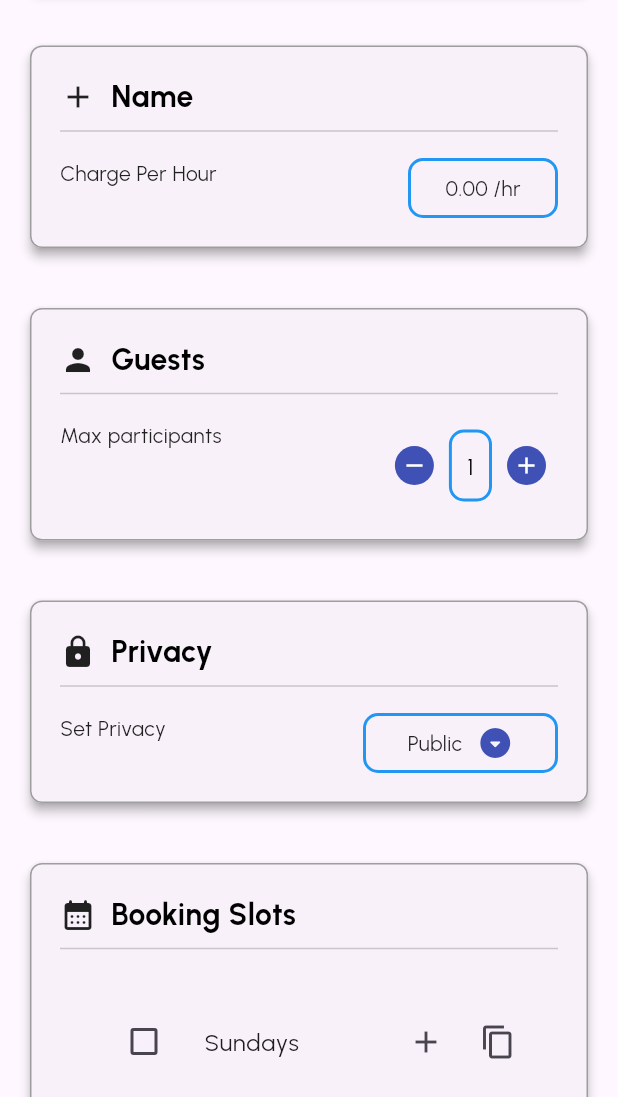
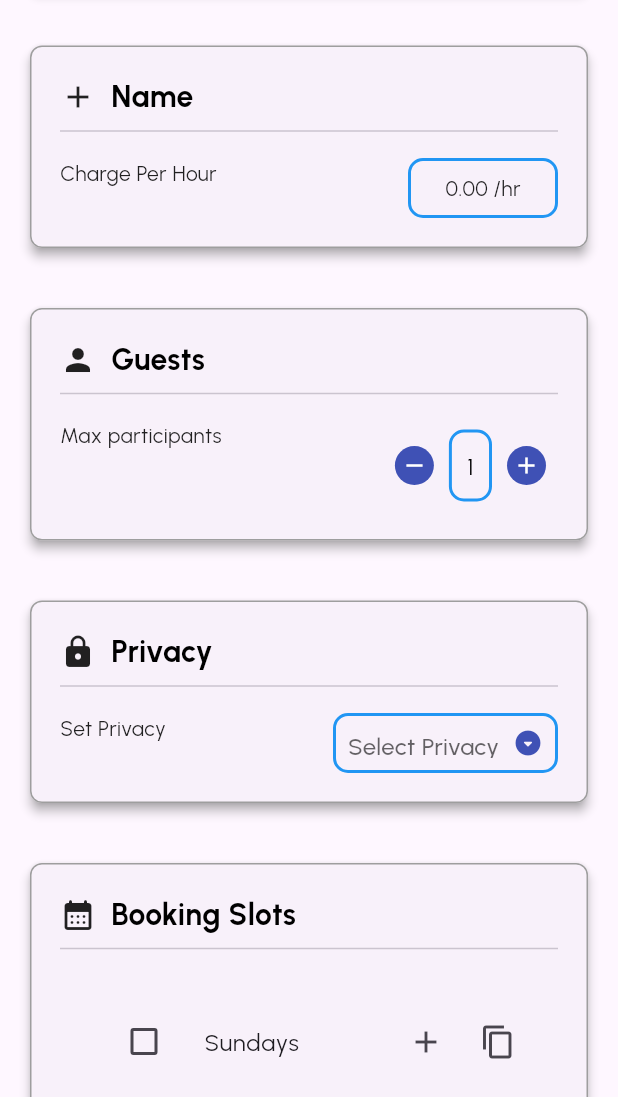
Before and after one commit to faisal-fardin/Figma-To-Convert-Flutter, a Flutter app: the screen it shows after launch, scrolled down 576 dp, on a phone screen of 412 x 824 dp, the part 139-1236 px from its top. Run offline on Flutter 3.47's test engine with Material 2 defaults, Android fonts, the phone set to English and light mode, and no system bars; our stand-ins replace google_fonts, image_picker, multi_select_flutter; missing offline and left inert: time_range.

```diff
--- a/lib/ScreenPage.dart
+++ b/lib/ScreenPage.dart
@@ -71,6 +71,10 @@ class _ScreenPageState extends State<ScreenPage> {
   bool user  = false;
 
   bool timePicker = true;
+
+
+  final _privacyList = ['Public', 'Private', 'General'];
+  String? privacy;
 
   @override
   Widget build(BuildContext context) {
@@ -253,6 +257,9 @@ class _ScreenPageState extends State<ScreenPage> {
                   ],
                 ),
               ),
+
+              //privacy addd
+
               CardLIstItem(
                 iconData: Icons.lock,
                 title: 'Privacy',
@@ -267,20 +274,41 @@ class _ScreenPageState extends State<ScreenPage> {
                         border: Border.all(width: 2, color: Colors.blue),
                         borderRadius: BorderRadius.circular(10),
                       ),
-                      width: 130,
+                      width: 150,
                       height: 40,
-                      child: const Row(
+                      child: Row(
                         crossAxisAlignment: CrossAxisAlignment.center,
                         mainAxisAlignment: MainAxisAlignment.center,
                         children: [
-                          Text("Public"),
-                          SizedBox(
-                            width: 10,
+                          Expanded(
+                            child: Padding(
+                              padding: const EdgeInsets.all(8.0),
+                              child: DropdownButtonHideUnderline(
+                                child: DropdownButton<String>(
+                                  icon: const Icon(Icons.arrow_drop_down_circle_rounded),
+                                  iconEnabledColor: Colors.indigo,
+                                  iconSize: 20,
+                                  focusColor: Colors.white,
+                                  value: privacy,
+                                  elevation:0,
+                                  hint: const Text('Select Privacy'),
+                                  isExpanded: true,
+                                  items: _privacyList
+                                      .map((e) => DropdownMenuItem<String>(
+                                    value: e,
+                                    child: Text(e),
+                                  ),
+                                  )
+                                      .toList(),
+                                  onChanged: (value) {
+                                    setState(() {
+                                      privacy = value;
+                                    });
+                                  },
+                                ),
+                              ),
+                            ),
                           ),
-                          Icon(
-                            Icons.arrow_drop_down_circle_rounded,
-                            color: Colors.indigo,
-                          )
                         ],
                       ),
                     ),
@@ -289,8 +317,8 @@ class _ScreenPageState extends State<ScreenPage> {
               ),
 
 
+
               //Booking Slots  Add
-
               CardLIstItem(
                 iconData: Icons.calendar_month_rounded,
                 title: 'Booking Slots',
```
